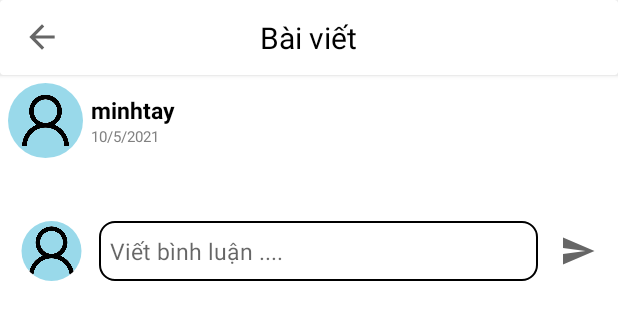
After one commit to ptky18it4/Blog, an Android app: the layout activity_post_details.xml on its own in the app's theme, with its tools: preview values and no code run, on a phone screen of 412 x 824 dp. The commit adds this screen. Shown: the top 320 px of the screen. Run offline under Robolectric (Android 15) with nearby library versions, the phone set to English and light mode, and no system bars.

Commit message:
UI post details

```diff
--- a/app/build.gradle
+++ b/app/build.gradle
@@ -2,6 +2,7 @@ plugins {
     id 'com.android.application'
     id 'kotlin-android'
     id 'com.google.gms.google-services'
+    id 'kotlin-android-extensions'
 }
 
 android {
@@ -49,7 +50,7 @@ dependencies {
     implementation 'com.google.android.material:material:1.3.0'
     implementation 'androidx.constraintlayout:constraintlayout:2.0.4'
     //noinspection GradleCompatible,GradleCompatible
-    implementation 'com.android.support:recyclerview-v7:29.0.0'
+    implementation 'androidx.recyclerview:recyclerview:1.2.0'
     //noinspection GradleCompatible
     implementation 'com.android.support:cardview-v7:29.0.0'
     implementation 'com.google.android.material:material:1.3.0'
--- a/app/src/main/java/com/academy/blog/data/Post.kt
+++ /dev/null
@@ -1,3 +0,0 @@
-package com.academy.blog.data
-
-data class Post(var id: Int, var name: String, var logo: String, var photo: String, var likes: String, var description: String)
--- /dev/null
+++ b/app/src/main/res/drawable/ic_baseline_arrow_back_24.xml
@@ -0,0 +1,10 @@
+<vector xmlns:android="http://schemas.android.com/apk/res/android"
+    android:width="24dp"
+    android:height="24dp"
+    android:viewportWidth="24"
+    android:viewportHeight="24"
+    android:tint="?attr/colorControlNormal">
+  <path
+      android:fillColor="@android:color/white"
+      android:pathData="M20,11H7.83l5.59,-5.59L12,4l-8,8 8,8 1.41,-1.41L7.83,13H20v-2z"/>
+</vector>
--- /dev/null
+++ b/app/src/main/res/drawable/ic_baseline_send_24.xml
@@ -0,0 +1,11 @@
+<vector xmlns:android="http://schemas.android.com/apk/res/android"
+    android:width="24dp"
+    android:height="24dp"
+    android:viewportWidth="24"
+    android:viewportHeight="24"
+    android:tint="?attr/colorControlNormal"
+    android:autoMirrored="true">
+  <path
+      android:fillColor="@android:color/white"
+      android:pathData="M2.01,21L23,12 2.01,3 2,10l15,2 -15,2z"/>
+</vector>
--- a/app/src/main/res/drawable/rounded_button.xml
+++ b/app/src/main/res/drawable/rounded_button.xml
@@ -1,8 +1,8 @@
 <?xml version="1.0" encoding="utf-8"?>
 <shape xmlns:android="http://schemas.android.com/apk/res/android"
     android:shape="rectangle">
-    <solid android:color="@color/black"/>
-    <stroke android:width="2dp"/>
+    <solid android:color="@color/white"/>
+    <stroke android:width="1dp"/>
     <corners android:radius="10dp"/>
 
 </shape>
--- /dev/null
+++ b/app/src/main/res/layout/activity_post_details.xml
@@ -0,0 +1,169 @@
+<?xml version="1.0" encoding="utf-8"?>
+<LinearLayout xmlns:android="http://schemas.android.com/apk/res/android"
+    xmlns:app="http://schemas.android.com/apk/res-auto"
+    xmlns:tools="http://schemas.android.com/tools"
+    android:layout_width="match_parent"
+    android:layout_height="match_parent"
+    android:orientation="vertical"
+    tools:context=".PostDetails">
+
+    <androidx.cardview.widget.CardView
+        android:id="@+id/header_layout"
+        android:layout_width="match_parent"
+        android:layout_height="50dp"
+        android:background="@color/white"
+        android:elevation="15dp"
+        tools:ignore="MissingConstraints">
+
+        <RelativeLayout
+            android:layout_width="match_parent"
+            android:layout_height="match_parent">
+
+            <ImageView
+                android:id="@+id/btn_back"
+                android:layout_width="25dp"
+                android:layout_height="25dp"
+                android:layout_centerVertical="true"
+                android:layout_marginStart="15dp"
+                android:src="@drawable/ic_baseline_arrow_back_24" />
+
+            <TextView
+                android:layout_width="wrap_content"
+                android:layout_height="wrap_content"
+                android:layout_centerHorizontal="true"
+                android:layout_centerVertical="true"
+                android:text="Bài viết"
+                android:textColor="@color/black"
+                android:textSize="20dp" />
+
+        </RelativeLayout>
+
+    </androidx.cardview.widget.CardView>
+
+    <LinearLayout
+        android:id="@+id/post_header_layout"
+        android:layout_width="match_parent"
+        android:layout_height="wrap_content"
+        android:layout_marginLeft="5dp"
+        android:layout_marginTop="5dp"
+        android:orientation="horizontal">
+
+        <de.hdodenhof.circleimageview.CircleImageView
+            android:id="@+id/avt_userPost"
+            android:layout_width="50dp"
+            android:layout_height="50dp"
+            android:layout_centerVertical="true"
+            android:src="@drawable/ic_avt"
+            tools:ignore="MissingClass" />
+
+        <LinearLayout
+            android:layout_width="match_parent"
+            android:layout_height="wrap_content"
+            android:layout_gravity="center_vertical"
+            android:orientation="vertical">
+
+            <TextView
+                android:id="@+id/userName"
+                android:layout_width="wrap_content"
+                android:layout_height="wrap_content"
+                android:layout_marginLeft="5dp"
+                android:text="minhtay"
+                android:textColor="@color/black"
+                android:textSize="15sp"
+                android:textStyle="bold" />
+
+            <TextView
+                android:id="@+id/date"
+                android:layout_width="wrap_content"
+                android:layout_height="wrap_content"
+                android:layout_marginLeft="5dp"
+                android:text="10/5/2021"
+                android:textColor="#818181"
+                android:textSize="10dp" />
+        </LinearLayout>
+
+    </LinearLayout>
+
+    <TextView
+        android:id="@+id/status"
+        android:layout_width="match_parent"
+        android:layout_height="wrap_content"
+        android:layout_marginLeft="7dp"
+        android:layout_marginRight="7dp"
+        android:textColor="@color/black"
+        android:textSize="20dp" />
+
+
+    <ImageView
+        android:id="@+id/photo"
+        android:layout_width="match_parent"
+        android:layout_height="wrap_content"
+        android:layout_margin="7dp" />
+
+    <LinearLayout
+        android:layout_width="match_parent"
+        android:layout_height="wrap_content"
+        android:orientation="horizontal"
+        android:weightSum="20">
+
+        <de.hdodenhof.circleimageview.CircleImageView
+            android:id="@+id/avt_userAcc"
+            android:layout_width="40dp"
+            android:layout_height="40dp"
+            android:layout_centerVertical="true"
+            android:layout_marginLeft="10dp"
+            android:layout_weight="1"
+            android:src="@drawable/ic_avt"
+            tools:ignore="MissingClass" />
+
+        <LinearLayout
+            android:layout_width="wrap_content"
+            android:layout_height="40dp"
+            android:layout_gravity="center"
+            android:layout_marginLeft="7dp"
+            android:layout_weight="18"
+            android:background="@drawable/rounded_button">
+
+            <EditText
+                android:id="@+id/comment"
+                android:layout_width="match_parent"
+                android:layout_height="wrap_content"
+                android:layout_gravity="center"
+                android:layout_marginLeft="7dp"
+                android:layout_marginTop="2dp"
+                android:layout_marginRight="7dp"
+                android:layout_marginBottom="2dp"
+                android:background="@android:color/transparent"
+                android:hint="Viết bình luận ...."
+                android:inputType="text"
+                android:maxLines="1"
+                android:textColor="#757474"
+                android:textSize="15sp" />
+        </LinearLayout>
+
+        <ImageButton
+            android:id="@+id/add_comment"
+            android:layout_width="wrap_content"
+            android:layout_height="40dp"
+            android:layout_gravity="center"
+            android:layout_marginLeft="10dp"
+            android:layout_marginRight="10dp"
+            android:layout_weight="1"
+            android:background="@android:color/transparent"
+            android:src="@drawable/ic_baseline_send_24" />
+
+    </LinearLayout>
+
+    <LinearLayout
+        android:layout_width="match_parent"
+        android:layout_height="wrap_content"
+        android:orientation="vertical">
+
+        <androidx.recyclerview.widget.RecyclerView
+            android:id="@+id/rcv_comment"
+            android:layout_width="match_parent"
+            android:layout_height="wrap_content" />
+    </LinearLayout>
+
+
+</LinearLayout>
```
Also changed, not shown: app/src/main/AndroidManifest.xml (+11 -25 lines), app/src/main/java/com/academy/blog/PostDetails.kt (added, +59 -0 lines), app/src/main/java/com/academy/blog/adapter/PostAdapter.kt (+44 -8 lines), app/src/main/java/com/academy/blog/data/NewPost.kt (added, +20 -0 lines), app/src/main/java/com/academy/blog/fragment/GalleryFragment.kt (+29 -20 lines), app/src/main/java/com/academy/blog/fragment/HomeFragment.kt (+30 -21 lines), app/src/main/java/com/academy/blog/fragment/ProfileFragment.kt (+1 -6 lines), app/src/main/res/drawable/shadow.xml (added, +80 -0 lines), app/src/main/res/layout/adapter_post_layout.xml (+40 -79 lines), app/src/main/res/layout/bottom_sheet_profile.xml (deleted, +0 -26 lines).
